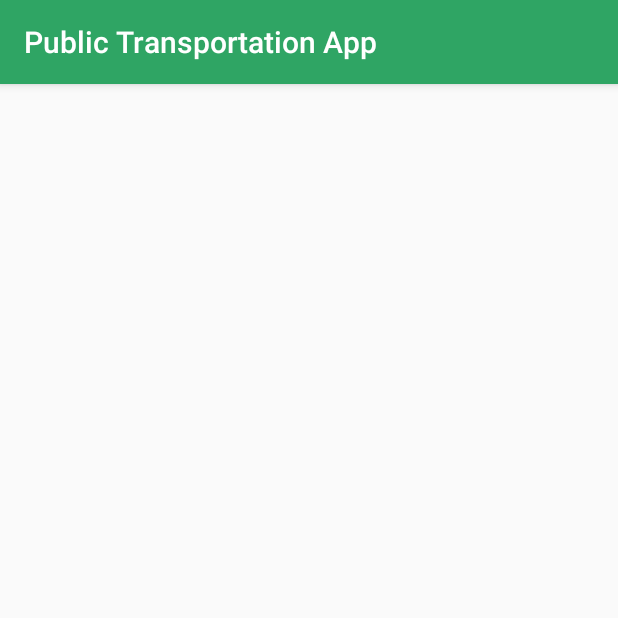
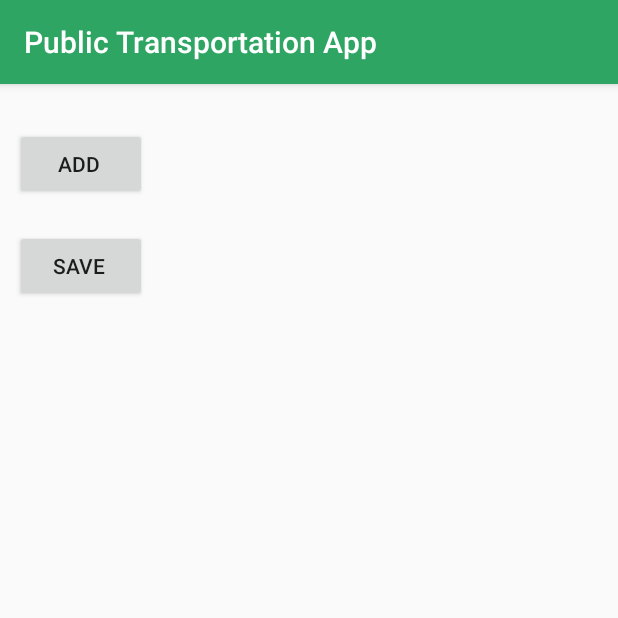
Before and after one commit to FabianTalos/MSA-project, an Android app: the SelectedRoute screen opened directly, with no data from a screen before it, on a phone screen of 412 x 824 dp, the top half of it. Run offline under Robolectric (Android 15) with nearby library versions, the phone set to English and light mode, and no system bars; our stand-ins replace Firebase (no records; nobody signed in at launch, a user with empty details on screens opened directly); 5 statements that could not run were skipped.

Commit message:
Editing Shared Preferences of the user - favourite routes

```diff
--- a/app/build.gradle
+++ b/app/build.gradle
@@ -43,4 +43,5 @@ dependencies {
 
     implementation 'com.squareup.picasso:picasso:2.71828'
     implementation 'org.jsoup:jsoup:1.12.1'
+    implementation 'com.google.code.gson:gson:2.8.5'
 }
--- /dev/null
+++ b/app/src/main/java/com/example/publictransportationapp/Tools/UserPreferences.java
@@ -0,0 +1,44 @@
+package com.example.publictransportationapp.Tools;
+
+import static android.content.Context.MODE_PRIVATE;
+
+import android.content.Context;
+import android.content.SharedPreferences;
+import android.widget.Toast;
+
+import com.example.publictransportationapp.model.FavouriteRoute;
+import com.google.gson.Gson;
+import com.google.gson.reflect.TypeToken;
+
+import java.lang.reflect.Type;
+import java.util.ArrayList;
+
+public class UserPreferences { //thank you https://www.geeksforgeeks.org/how-to-save-arraylist-to-sharedpreferences-in-android/
+
+    public void saveData(ArrayList<FavouriteRoute> favouriteRoutesList, Context context) {
+        SharedPreferences sharedPreferences = context.getSharedPreferences("shared preferences", MODE_PRIVATE);
+        SharedPreferences.Editor editor = sharedPreferences.edit();
+
+        Gson gson = new Gson();
+        String json = gson.toJson(favouriteRoutesList); // get data from gson and storing it in a string.
+
+        editor.putString("favouriteRoutes", json); //save favourites
+        editor.apply(); //apply the changes, asynchronously
+
+        Toast.makeText(context, "Saved Array List to Shared preferences. ", Toast.LENGTH_SHORT).show();
+    }
+
+    public void loadData(ArrayList<FavouriteRoute> favouriteRoutesList, Context context) {
+        SharedPreferences sharedPreferences = context.getSharedPreferences("shared preferences", MODE_PRIVATE);
+
+        String json = sharedPreferences.getString("favouriteRoutes", null); //get the saved routes (null if value is empty)
+        Type type = new TypeToken<ArrayList<FavouriteRoute>>() {}.getType(); // get the type of the array list
+
+        Gson gson = new Gson();
+        favouriteRoutesList = gson.fromJson(json, type); // deserialize the JSON stored data into data compatible with ArrayList<FavouriteRoute>
+
+        if (favouriteRoutesList == null) { //return an empty list if deserialized list is null
+            favouriteRoutesList = new ArrayList<>();
+        }
+    }
+}
--- a/app/src/main/java/com/example/publictransportationapp/activity/SelectedRoute.java
+++ b/app/src/main/java/com/example/publictransportationapp/activity/SelectedRoute.java
@@ -1,6 +1,14 @@
 package com.example.publictransportationapp.activity;
 
 import static com.example.publictransportationapp.Tools.UsefulMethods.fetchKeys;
+
+import android.content.Context;
+import android.os.Bundle;
+import android.text.TextUtils;
+import android.util.Log;
+import android.view.View;
+import android.widget.Button;
+import android.widget.TextView;
 
 import androidx.annotation.NonNull;
 import androidx.appcompat.app.AppCompatActivity;
@@ -8,17 +16,13 @@ import androidx.recyclerview.widget.GridLayoutManager;
 import androidx.recyclerview.widget.LinearLayoutManager;
 import androidx.recyclerview.widget.RecyclerView;
 
-import android.content.Context;
-import android.os.Bundle;
-import android.text.TextUtils;
-import android.util.Log;
-import android.widget.TextView;
-
 import com.example.publictransportationapp.R;
 import com.example.publictransportationapp.Tools.FirebaseManager;
+import com.example.publictransportationapp.Tools.UserPreferences;
+import com.example.publictransportationapp.adapter.RouteMultiAdapter;
+import com.example.publictransportationapp.model.FavouriteRoute;
 import com.example.publictransportationapp.model.GroupDirectionModel;
 import com.example.publictransportationapp.model.ItemInterface;
-import com.example.publictransportationapp.adapter.RouteMultiAdapter;
 import com.example.publictransportationapp.model.Station;
 import com.example.publictransportationapp.model.Transport;
 import com.google.firebase.database.DataSnapshot;
@@ -30,6 +34,9 @@ import java.util.ArrayList;
 import java.util.HashMap;
 
 public class SelectedRoute extends AppCompatActivity {
+    private Button saveBtn, addBtn;
+    private UserPreferences userPreferences;
+
     Context mcontext;
     ArrayList<ItemInterface> mStationsAndSectionList;
     @Override
@@ -46,9 +53,39 @@ public class SelectedRoute extends AppCompatActivity {
             routePlaceholder = extras.getString("routeName"); //get the value we need by sending corresponding key
         }
         routeName.setText(routePlaceholder);  //setText for the view of the SelectedRoute (activity_selected_route)
+        String finalRouteName = routePlaceholder;
+
+
+        //Deal with saved route in preferences or not here
+
+        ArrayList<FavouriteRoute> favouriteRoutesList = new ArrayList<>();
+
+        userPreferences = new UserPreferences();
+        userPreferences.loadData(favouriteRoutesList, mcontext);
+
+        addBtn = findViewById(R.id.idBtnAdd);
+        addBtn.setOnClickListener(new View.OnClickListener() {
+            @Override
+            public void onClick(View v) {
+                // below line is use to add data to array list.
+                favouriteRoutesList.add(new FavouriteRoute(finalRouteName));
+            }
+        });
+
+        saveBtn = findViewById(R.id.idBtnSave);
+        saveBtn.setOnClickListener(new View.OnClickListener() {
+            @Override
+            public void onClick(View v) {
+                userPreferences.saveData(favouriteRoutesList, mcontext);
+            }
+        });
+
+
+        //Deal with saved route in preferences or not here
+
 
         DatabaseReference transportsReference = FirebaseManager.getTransportsReference();   //connect to database and get the times for this specific transport (given its name)
-        String finalRouteName = routePlaceholder;
+
         transportsReference.addValueEventListener(new ValueEventListener() {
             @Override
             public void onDataChange(@NonNull DataSnapshot snapshot) {
@@ -196,4 +233,5 @@ public class SelectedRoute extends AppCompatActivity {
     }
 
 
+
 }
--- a/app/src/main/res/layout/activity_selected_route.xml
+++ b/app/src/main/res/layout/activity_selected_route.xml
@@ -14,6 +14,23 @@
         android:orientation="horizontal"
         android:visibility="invisible"
         tools:ignore="MissingConstraints" />
+    <Button
+        android:id="@+id/idBtnAdd"
+        android:layout_width="wrap_content"
+        android:layout_height="wrap_content"
+        android:layout_below="@id/routeName"
+        android:layout_alignParentEnd="true"
+        android:layout_alignParentRight="true"
+        android:layout_margin="10dp"
+        android:text="Add " />
+    <Button
+        android:id="@+id/idBtnSave"
+        android:layout_width="wrap_content"
+        android:layout_height="wrap_content"
+        android:layout_alignParentEnd="true"
+        android:layout_alignParentRight="true"
+        android:layout_margin="10dp"
+        android:text="Save " />
 
     <androidx.recyclerview.widget.RecyclerView
         android:id="@+id/recyclerViewSelectedRoute"
```
